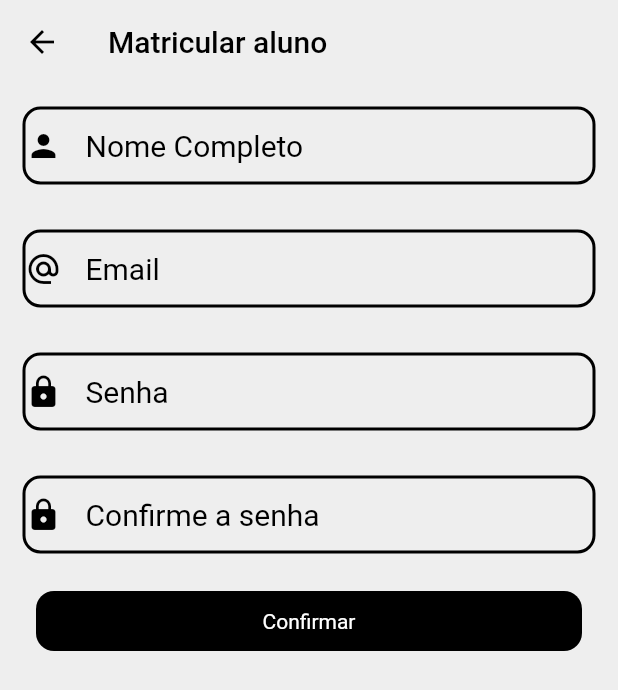
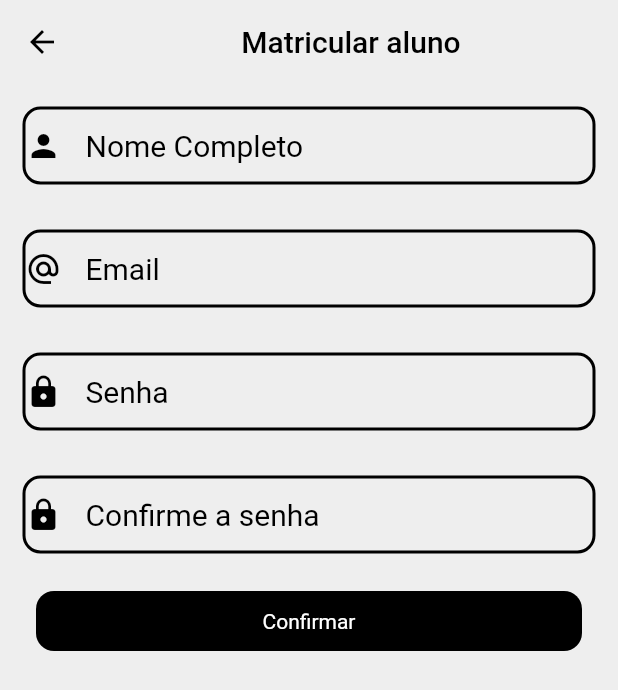
Before and after one commit to Ericboo/eldoom, a Flutter app: the DashboardProfessor screen opened directly, after a tap on "Adicionar aluno", on a phone screen of 412 x 824 dp. Shown: the top 690 px of the screen. Run offline on Flutter 3.47's test engine with Material 2 defaults, Android fonts, the phone set to English and light mode, and no system bars; our stand-ins replace cloud_firestore, firebase_auth, firebase_core, firebase_database, shared_preferences; accounts and stored records are empty.

Commit message:
Versão web do aplicativo

```diff
--- a/lib/pages/dashboard/aluno.dart
+++ b/lib/pages/dashboard/aluno.dart
@@ -43,7 +43,7 @@ class DashboardAluno extends StatelessWidget {
                           height: 12,
                         ),
                         Container(
-                          width: double.infinity,
+                          width: 400,
                           height: 300,
                           decoration: BoxDecoration(
                             borderRadius: BorderRadius.circular(12),
@@ -65,7 +65,7 @@ class DashboardAluno extends StatelessWidget {
                           color: Colors.red[300],
                           borderRadius: BorderRadius.circular(12),
                         ),
-                        width: double.infinity,
+                        width: 400,
                         height: 50,
                         child: Center(
                             child: Text(
--- a/lib/pages/dashboard/aluno_form.dart
+++ b/lib/pages/dashboard/aluno_form.dart
@@ -31,9 +31,12 @@ class AlunoForm extends StatelessWidget {
           ),
         ),
         backgroundColor: Theme.of(context).backgroundColor,
-        title: Text('Matricular aluno', style: TextStyle(color: Colors.black),),
+        title: Center(child: Text('Matricular aluno', style: TextStyle(color: Colors.black),)),
       ),
-      body: Column(
+      body: Center(
+        child: Container(
+          width: 500,
+          child: Column(
             children: [
               InfoInput(_nomeControl, 'Nome Completo', Icons.person, false),
               InfoInput(_emailControl, 'Email', Icons.alternate_email, false),
@@ -113,7 +116,7 @@ class AlunoForm extends StatelessWidget {
                       color: Theme.of(context).primaryColor,
                       borderRadius: BorderRadius.circular(12),
                     ),
-                width: double.infinity,
+                    width: 400,
                     height: 40,
                     child: Center(
                         child: Text(
@@ -125,6 +128,8 @@ class AlunoForm extends StatelessWidget {
               ), //Button
             ],
           ),
+        ),
+      ),
     );
   }
 }
--- a/lib/pages/dashboard/professor.dart
+++ b/lib/pages/dashboard/professor.dart
@@ -40,7 +40,9 @@ class _DashboardProfessorState extends State<DashboardProfessor> {
         title: Center(child: Text("Sua turma", style: TextStyle(fontFamily: 'Cream', color: Colors.black),)),
       ),
       body: Column(children: [
-        Row(
+        Container(//botões
+          width: 500,
+          child: Row(
             mainAxisAlignment: MainAxisAlignment.spaceBetween,
             children: [
               InkWell(
@@ -53,7 +55,7 @@ class _DashboardProfessorState extends State<DashboardProfessor> {
                   width: 90,
                   decoration: BoxDecoration(
                     borderRadius: BorderRadius.circular(12),
-                  //color: Colors.redAccent,
+                    color: Colors.redAccent,
                   ),
                   child: Row(
                     children: [
@@ -63,6 +65,7 @@ class _DashboardProfessorState extends State<DashboardProfessor> {
                   ),
                 ),
               ),
+              SizedBox(width: 230,),
               Expanded(child: InkWell(
                 onTap: () async {
                   final Future future = Navigator.push(
@@ -81,18 +84,22 @@ class _DashboardProfessorState extends State<DashboardProfessor> {
                   width: 90,
                   decoration: BoxDecoration(
                     borderRadius: BorderRadius.circular(12),
-                  //color: Colors.greenAccent,
+                    color: Colors.greenAccent,
                   ),
+                  child: Padding(
+                    padding: const EdgeInsets.symmetric(horizontal: 8.0),
                     child: Row(
                       mainAxisAlignment: MainAxisAlignment.end,
                       children: [
+                        Icon(Icons.add, color: Colors.black,),
                         Text('Adicionar aluno', style: TextStyle(color: Colors.black, fontSize: 20),),
-                    Icon(Icons.arrow_forward, color: Colors.black,),
                       ],
+                    ),
                   ),
                 ),
               ),)
             ],
+          ),
         ),
         Expanded(
           child: FutureBuilder(
@@ -118,7 +125,8 @@ class _DashboardProfessorState extends State<DashboardProfessor> {
                         if (alunos[index].isAluno == false) {
                           return Container();
                         }
-                        return Dismissible(
+                        return Center(
+                          child: Dismissible(
                             background: Row(
                               children: [
                                 Expanded(child: Container(alignment: AlignmentDirectional.centerStart,color: Colors.red, child: Icon(Icons.delete_forever),)),
@@ -151,6 +159,7 @@ class _DashboardProfessorState extends State<DashboardProfessor> {
                             },
                             child: Card(
                               child: Container(
+                                width: 500,
                                 height: 60,
                                 child: Row(
                                   children: [
@@ -170,6 +179,7 @@ class _DashboardProfessorState extends State<DashboardProfessor> {
                                       width: 12,
                                     )
                                   ],
+                                ),
                               ),
                             ),
                           ),
--- a/lib/widgets/input/login.dart
+++ b/lib/widgets/input/login.dart
@@ -32,6 +32,7 @@ class _LoginInputState extends State<LoginInput> {
           obscureText: widget.isObscure,
           style: TextStyle(color: Colors.black, fontSize: 20),
           decoration: InputDecoration(
+            suffix: null,
             border: InputBorder.none,
             icon: Icon(
               widget.icon,
--- a/lib/widgets/input/nota.dart
+++ b/lib/widgets/input/nota.dart
@@ -41,6 +41,8 @@ class NotaForm extends StatelessWidget {
         border: Border.all(color: Theme.of(context).primaryColor, width: 1),
         borderRadius: BorderRadius.circular(8),
       ),
+      child: Padding(
+        padding: const EdgeInsets.symmetric(vertical: 8.0),
         child: Center(
           child: TextFormField(
             decoration: InputDecoration(
@@ -61,6 +63,7 @@ class NotaForm extends StatelessWidget {
             keyboardType: TextInputType.number,
           ),
         ),
+      ),
     );
   }
 }
```
Also changed, not shown: lib/pages/login.dart (+7 -2 lines). Lines whose indentation alone changed are shown as unchanged.
